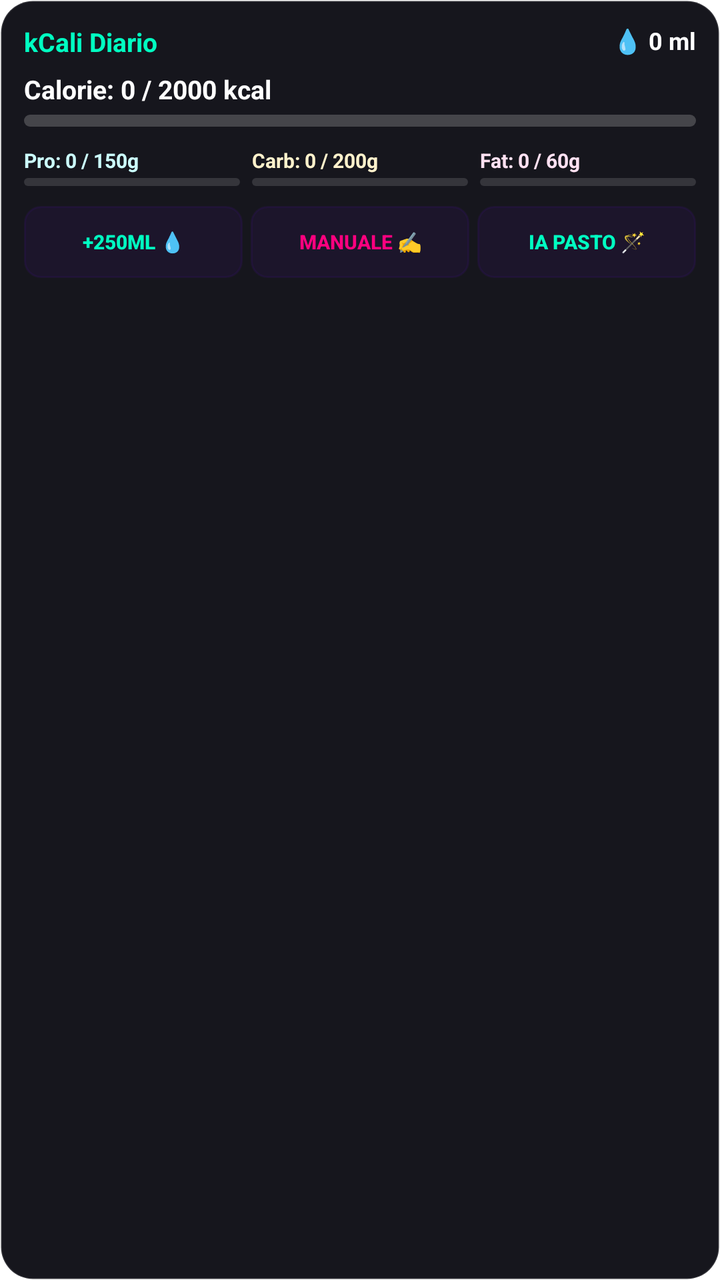
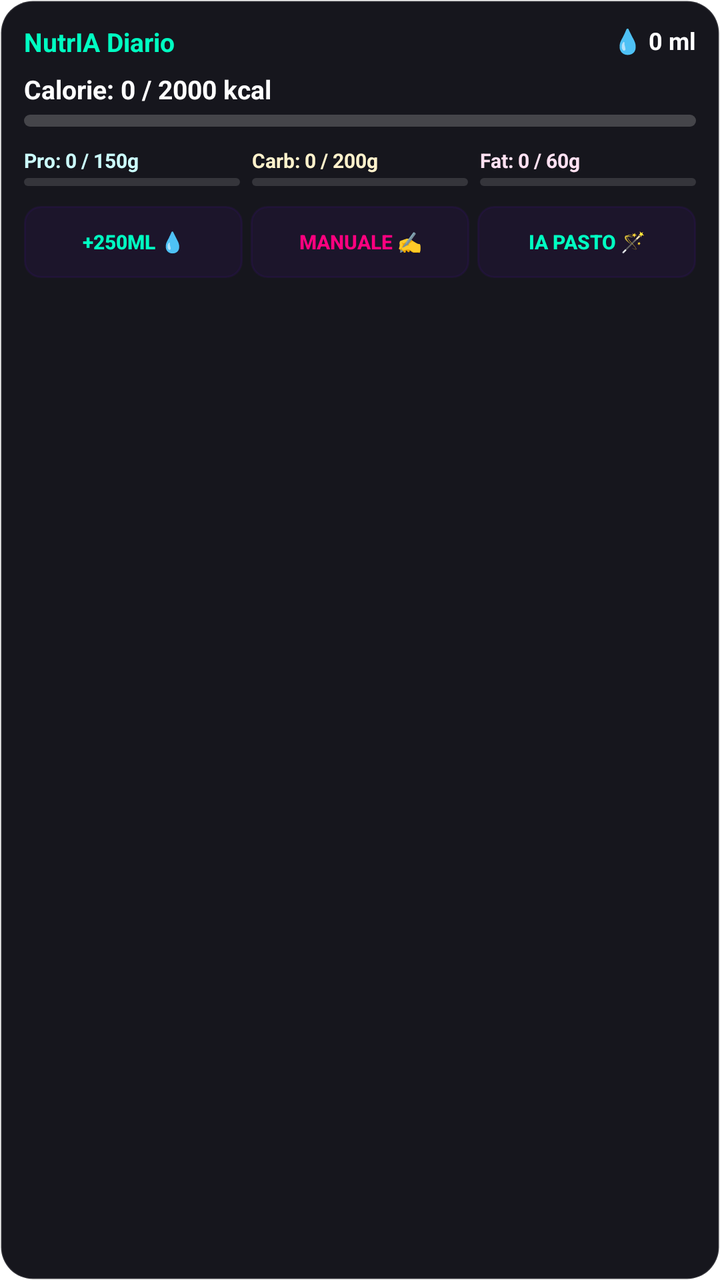

The first picture is an Android layout as it rendered before a commit; the second is the same layout after the commit. The layout source and the unified diff follow.
<!-- AndroidManifest.xml: fallback theme Theme.MaterialComponents.DayNight.NoActionBar -->
<!-- res/layout/kcal_widget.xml -->
<?xml version="1.0" encoding="utf-8"?>
<LinearLayout xmlns:android="http://schemas.android.com/apk/res/android"
    android:layout_width="match_parent"
    android:layout_height="match_parent"
    android:background="@drawable/widget_background"
    android:orientation="vertical"
    android:padding="12dp">

    
    <RelativeLayout
        android:layout_width="match_parent"
        android:layout_height="wrap_content"
        android:layout_marginBottom="6dp">

        <TextView
            android:id="@+id/widget_title"
            android:layout_width="wrap_content"
            android:layout_height="wrap_content"
            android:text="kCali Diario"
            android:textColor="#FF00FFC2"
            android:textSize="13sp"
            android:textStyle="bold" />

        <TextView
            android:id="@+id/widget_water_text"
            android:layout_width="wrap_content"
            android:layout_height="wrap_content"
            android:layout_alignParentEnd="true"
            android:text="💧 0 ml"
            android:textColor="#FFFFFFFF"
            android:textSize="12sp"
            android:textStyle="bold" />
    </RelativeLayout>

    
    <TextView
        android:id="@+id/widget_calories_text"
        android:layout_width="match_parent"
        android:layout_height="wrap_content"
        android:layout_marginBottom="4dp"
        android:text="Calorie: 0 / 2000 kcal"
        android:textColor="#FFFFFFFF"
        android:textSize="13sp"
        android:textStyle="bold" />

    
    <ProgressBar
        android:id="@+id/widget_progress_bar"
        style="?android:attr/progressBarStyleHorizontal"
        android:layout_width="match_parent"
        android:layout_height="6dp"
        android:layout_marginBottom="10dp"
        android:max="100"
        android:progress="0"
        android:progressDrawable="@drawable/widget_progress" />

    
    <LinearLayout
        android:layout_width="match_parent"
        android:layout_height="wrap_content"
        android:orientation="horizontal"
        android:layout_marginBottom="10dp">

        
        <LinearLayout
            android:layout_width="0dp"
            android:layout_height="wrap_content"
            android:layout_weight="1"
            android:orientation="vertical"
            android:layout_marginEnd="6dp">

            <TextView
                android:id="@+id/widget_proteins_text"
                android:layout_width="match_parent"
                android:layout_height="wrap_content"
                android:text="Pro: 0 / 150g"
                android:textColor="#FFCCFFFF"
                android:textSize="10sp"
                android:textStyle="bold"
                android:ellipsize="end"
                android:singleLine="true" />

            <ProgressBar
                android:id="@+id/widget_proteins_progress"
                style="?android:attr/progressBarStyleHorizontal"
                android:layout_width="match_parent"
                android:layout_height="4dp"
                android:layout_marginTop="2dp"
                android:max="100"
                android:progress="0"
                android:progressDrawable="@drawable/widget_progress_proteins" />
        </LinearLayout>

        
        <LinearLayout
            android:layout_width="0dp"
            android:layout_height="wrap_content"
            android:layout_weight="1"
            android:orientation="vertical"
            android:layout_marginEnd="6dp">

            <TextView
                android:id="@+id/widget_carbs_text"
                android:layout_width="match_parent"
                android:layout_height="wrap_content"
                android:text="Carb: 0 / 200g"
                android:textColor="#FFFFF2CC"
                android:textSize="10sp"
                android:textStyle="bold"
                android:ellipsize="end"
                android:singleLine="true" />

            <ProgressBar
                android:id="@+id/widget_carbs_progress"
                style="?android:attr/progressBarStyleHorizontal"
                android:layout_width="match_parent"
                android:layout_height="4dp"
                android:layout_marginTop="2dp"
                android:max="100"
                android:progress="0"
                android:progressDrawable="@drawable/widget_progress_carbs" />
        </LinearLayout>

        
        <LinearLayout
            android:layout_width="0dp"
            android:layout_height="wrap_content"
            android:layout_weight="1"
            android:orientation="vertical">

            <TextView
                android:id="@+id/widget_fats_text"
                android:layout_width="match_parent"
                android:layout_height="wrap_content"
                android:text="Fat: 0 / 60g"
                android:textColor="#FFFFE1F2"
                android:textSize="10sp"
                android:textStyle="bold"
                android:ellipsize="end"
                android:singleLine="true" />

            <ProgressBar
                android:id="@+id/widget_fats_progress"
                style="?android:attr/progressBarStyleHorizontal"
                android:layout_width="match_parent"
                android:layout_height="4dp"
                android:layout_marginTop="2dp"
                android:max="100"
                android:progress="0"
                android:progressDrawable="@drawable/widget_progress_fats" />
        </LinearLayout>
    </LinearLayout>

    
    <LinearLayout
        android:layout_width="match_parent"
        android:layout_height="wrap_content"
        android:orientation="horizontal">

        <Button
            android:id="@+id/btn_add_water"
            style="?android:attr/borderlessButtonStyle"
            android:layout_width="0dp"
            android:layout_height="36dp"
            android:layout_weight="1"
            android:background="@drawable/widget_btn_bg"
            android:text="+250ml 💧"
            android:textColor="#FF00FFC2"
            android:textSize="10sp"
            android:textStyle="bold"
            android:layout_marginEnd="4dp" />

        <Button
            android:id="@+id/btn_add_manual"
            style="?android:attr/borderlessButtonStyle"
            android:layout_width="0dp"
            android:layout_height="36dp"
            android:layout_weight="1"
            android:background="@drawable/widget_btn_bg"
            android:text="Manuale ✍️"
            android:textColor="#FFFF007F"
            android:textSize="10sp"
            android:textStyle="bold"
            android:layout_marginEnd="4dp" />

        <Button
            android:id="@+id/btn_add_ia"
            style="?android:attr/borderlessButtonStyle"
            android:layout_width="0dp"
            android:layout_height="36dp"
            android:layout_weight="1"
            android:background="@drawable/widget_btn_bg"
            android:text="IA Pasto 🪄"
            android:textColor="#FF00FFC2"
            android:textSize="10sp"
            android:textStyle="bold" />
    </LinearLayout>
</LinearLayout>
<!-- resources referenced by this layout -->
<resources>
  <!-- drawable widget_background (drawable) -->
  <?xml version="1.0" encoding="utf-8"?>
  <shape xmlns:android="http://schemas.android.com/apk/res/android">
      <solid android:color="#FF16161D" />
      <corners android:radius="16dp" />
      <stroke android:width="1dp" android:color="#22FFFFFF" />
  </shape>
  <!-- drawable widget_btn_bg (drawable) -->
  <?xml version="1.0" encoding="utf-8"?>
  <shape xmlns:android="http://schemas.android.com/apk/res/android">
      <solid android:color="#11FFFFFF" />
      <corners android:radius="8dp" />
      <stroke android:width="1dp" android:color="#15FFFFFF" />
  </shape>
  <!-- drawable widget_progress (drawable) -->
  <?xml version="1.0" encoding="utf-8"?>
  <layer-list xmlns:android="http://schemas.android.com/apk/res/android">
      <item android:id="@android:id/background">
          <shape>
              <corners android:radius="4dp" />
              <solid android:color="#33FFFFFF" />
          </shape>
      </item>
      <item android:id="@android:id/progress">
          <clip>
              <shape>
                  <corners android:radius="4dp" />
                  <solid android:color="#FF00FFC2" />
              </shape>
          </clip>
      </item>
  </layer-list>
  <!-- drawable widget_progress_carbs (drawable) -->
  <?xml version="1.0" encoding="utf-8"?>
  <layer-list xmlns:android="http://schemas.android.com/apk/res/android">
      <item android:id="@android:id/background">
          <shape>
              <corners android:radius="3dp" />
              <solid android:color="#22FFFFFF" />
          </shape>
      </item>
      <item android:id="@android:id/progress">
          <clip>
              <shape>
                  <corners android:radius="3dp" />
                  <solid android:color="#FFFFD600" />
              </shape>
          </clip>
      </item>
  </layer-list>
  <!-- drawable widget_progress_fats (drawable) -->
  <?xml version="1.0" encoding="utf-8"?>
  <layer-list xmlns:android="http://schemas.android.com/apk/res/android">
      <item android:id="@android:id/background">
          <shape>
              <corners android:radius="3dp" />
              <solid android:color="#22FFFFFF" />
          </shape>
      </item>
      <item android:id="@android:id/progress">
          <clip>
              <shape>
                  <corners android:radius="3dp" />
                  <solid android:color="#FFFF007F" />
              </shape>
          </clip>
      </item>
  </layer-list>
  <!-- drawable widget_progress_proteins (drawable) -->
  <?xml version="1.0" encoding="utf-8"?>
  <layer-list xmlns:android="http://schemas.android.com/apk/res/android">
      <item android:id="@android:id/background">
          <shape>
              <corners android:radius="3dp" />
              <solid android:color="#22FFFFFF" />
          </shape>
      </item>
      <item android:id="@android:id/progress">
          <clip>
              <shape>
                  <corners android:radius="3dp" />
                  <solid android:color="#FF00FFC2" />
              </shape>
          </clip>
      </item>
  </layer-list>
</resources>

<!-- the commit's change to res/layout/kcal_widget.xml (unified diff, before → after) -->
@@ -16,7 +16,7 @@
             android:id="@+id/widget_title"
             android:layout_width="wrap_content"
             android:layout_height="wrap_content"
-            android:text="kCali Diario"
+            android:text="NutrIA Diario"
             android:textColor="#FF00FFC2"
             android:textSize="13sp"
             android:textStyle="bold" />
